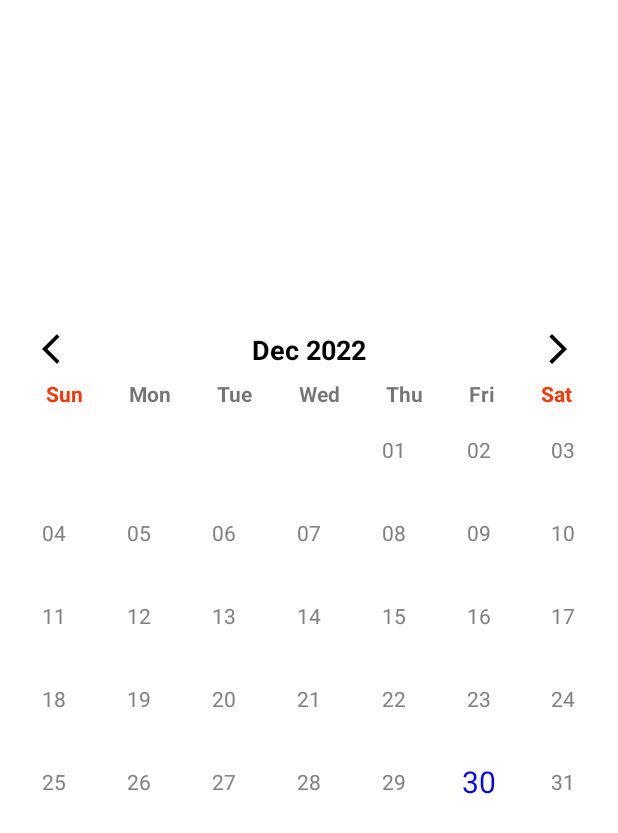
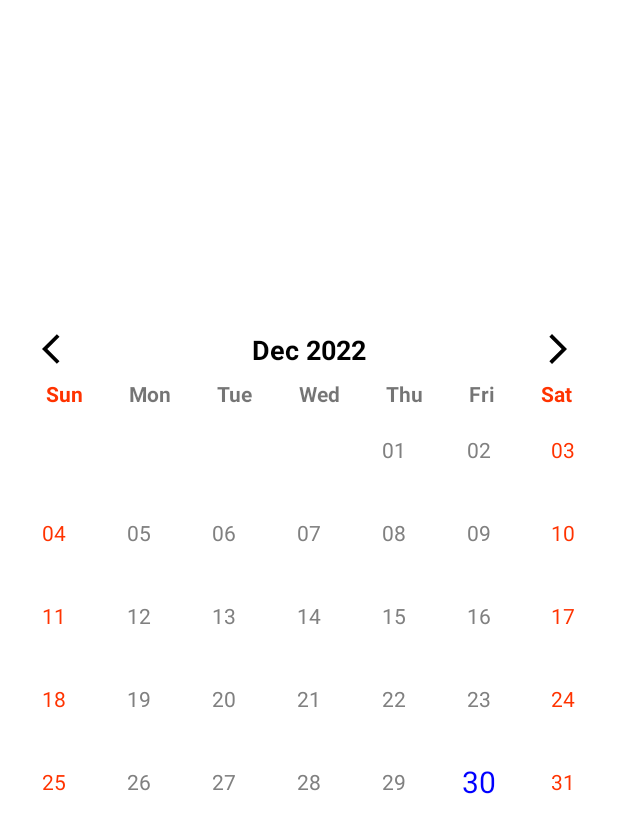
Before and after one commit to nhlynn/butterfly_calendar, an Android app: the layout activity_main.xml on its own in the app's theme, with its tools: preview values and no code run, on a phone screen of 412 x 824 dp. Shown: the top 833 px of the screen. Run offline under Robolectric (Android 15) with nearby library versions, the phone set to English and light mode, and no system bars.

Commit message:
-add supersunday, weekend off and previous, next icon attributes

```diff
--- a/app/src/main/res/layout/activity_main.xml
+++ b/app/src/main/res/layout/activity_main.xml
@@ -13,6 +13,7 @@
         app:layout_constraintBottom_toBottomOf="parent"
         app:layout_constraintEnd_toEndOf="parent"
         app:layout_constraintStart_toStartOf="parent"
-        app:layout_constraintTop_toTopOf="parent" />
+        app:layout_constraintTop_toTopOf="parent"
+        app:weekendOff="true" />
 
 </androidx.constraintlayout.widget.ConstraintLayout>
--- a/butterfly_calendar/src/main/java/com/nylynn/butterfly_calendar/ButterflyCalendar.kt
+++ b/butterfly_calendar/src/main/java/com/nylynn/butterfly_calendar/ButterflyCalendar.kt
@@ -1,7 +1,6 @@
 package com.nylynn.butterfly_calendar
 
 import android.content.Context
-import android.graphics.Canvas
 import android.util.AttributeSet
 import android.view.LayoutInflater
 import android.view.View
@@ -17,7 +16,7 @@ import java.util.*
 
 class ButterflyCalendar constructor(
     context: Context,
-    attrs: AttributeSet?
+    attrs: AttributeSet
 ) : LinearLayout(context, attrs), OnDateClickListener {
     private var mainCalendar: Calendar = Calendar.getInstance()
     private lateinit var calendarAdapter: CalendarAdapter
@@ -27,10 +26,6 @@ class ButterflyCalendar constructor(
     private var rvDate: RecyclerView
     private var onDateClickListener: OnDateClickListener? = null
     private var onMonthChangeListener: OnMonthChangeListener? = null
-
-    override fun onDraw(canvas: Canvas?) {
-        super.onDraw(canvas)
-    }
 
     init {
         val a = context.theme.obtainStyledAttributes(attrs, R.styleable.LynnCustomizeCalendar, 0, 0)
@@ -55,6 +50,8 @@ class ButterflyCalendar constructor(
         btnPrevious.setOnClickListener {
             onPrevious()
         }
+
+        initIndicators(context, attrs)
     }
 
     private fun onPrevious() {
@@ -152,11 +149,11 @@ class ButterflyCalendar constructor(
         calendarAdapter.setMultipleOffDay(offDayList)
     }
 
-    fun setSuperSundayOff(){
+    fun setSuperSundayOff() {
         calendarAdapter.setSuperSundayOff()
     }
 
-    fun setWeekendOff(){
+    fun setWeekendOff() {
         calendarAdapter.setWeekendOff()
     }
 
@@ -175,4 +172,43 @@ class ButterflyCalendar constructor(
             onDateClickListener!!.onClick(date)
         }
     }
+
+    private fun initIndicators(context: Context, attrs: AttributeSet) {
+
+        /**
+         * Get TypedArray holding the attribute values in set that are listed in attrs.
+         * Default style specified by defStyleAttr and defStyleRes
+         * defStyleAttr contains a reference to a style resource that supplies defaults values for attributes
+         * defStyleRes is resource identifier of a style resource that supplies default values for the attributes,
+         * used only if defStyleAttr is 0 or can not be found in the theme. Can be 0 to not look for defaults.
+         */
+        val typedArray =
+            context.theme.obtainStyledAttributes(attrs, R.styleable.LynnCustomizeCalendar, 0, 0)
+
+        try {
+            if (typedArray.getBoolean(R.styleable.LynnCustomizeCalendar_superSundayOff, false)) {
+                calendarAdapter.setSuperSundayOff()
+            }
+
+            if (typedArray.getBoolean(R.styleable.LynnCustomizeCalendar_weekendOff, false)) {
+                calendarAdapter.setWeekendOff()
+            }
+
+            btnPrevious.setImageResource(
+                typedArray.getResourceId(
+                    R.styleable.LynnCustomizeCalendar_previousIcon,
+                    R.drawable.ic_previous
+                )
+            )
+
+            btnNext.setImageResource(
+                typedArray.getResourceId(
+                    R.styleable.LynnCustomizeCalendar_nextIcon,
+                    R.drawable.ic_next
+                )
+            )
+        } finally {
+            typedArray.recycle()
+        }
+    }
 }
```
Also changed, not shown: butterfly_calendar/src/main/res/values/style.xml (+6 -1 lines).
